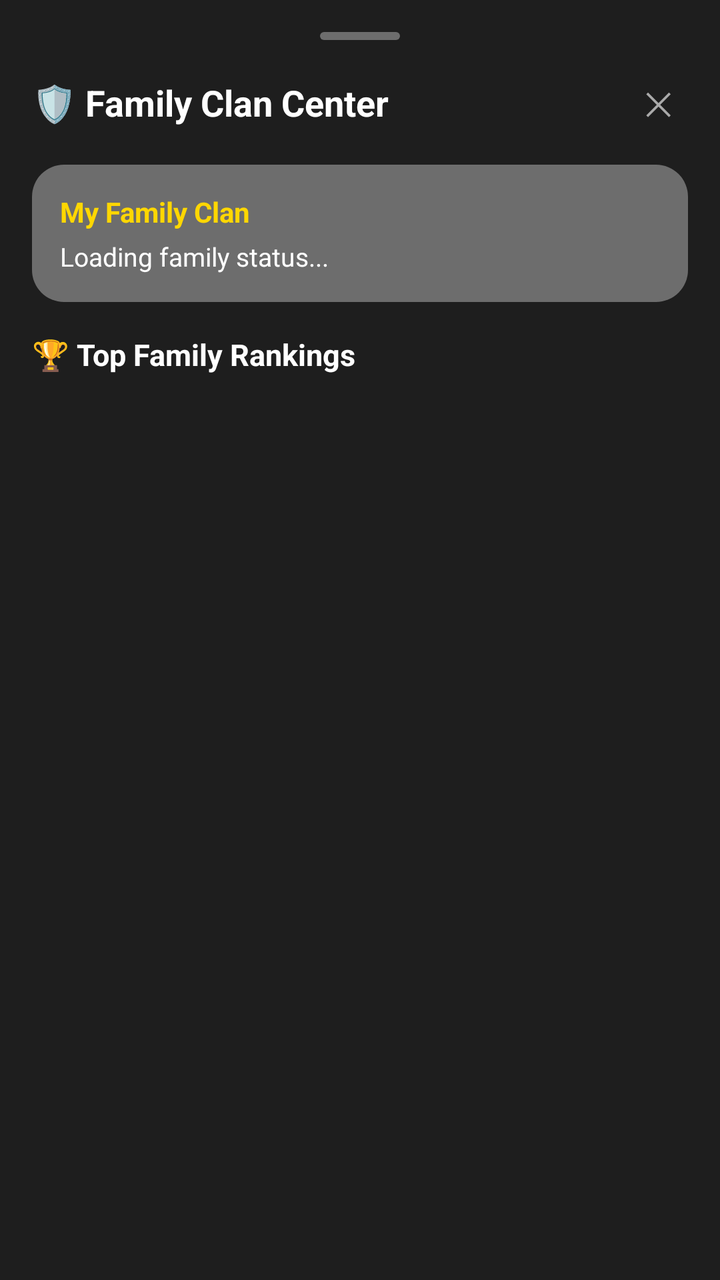
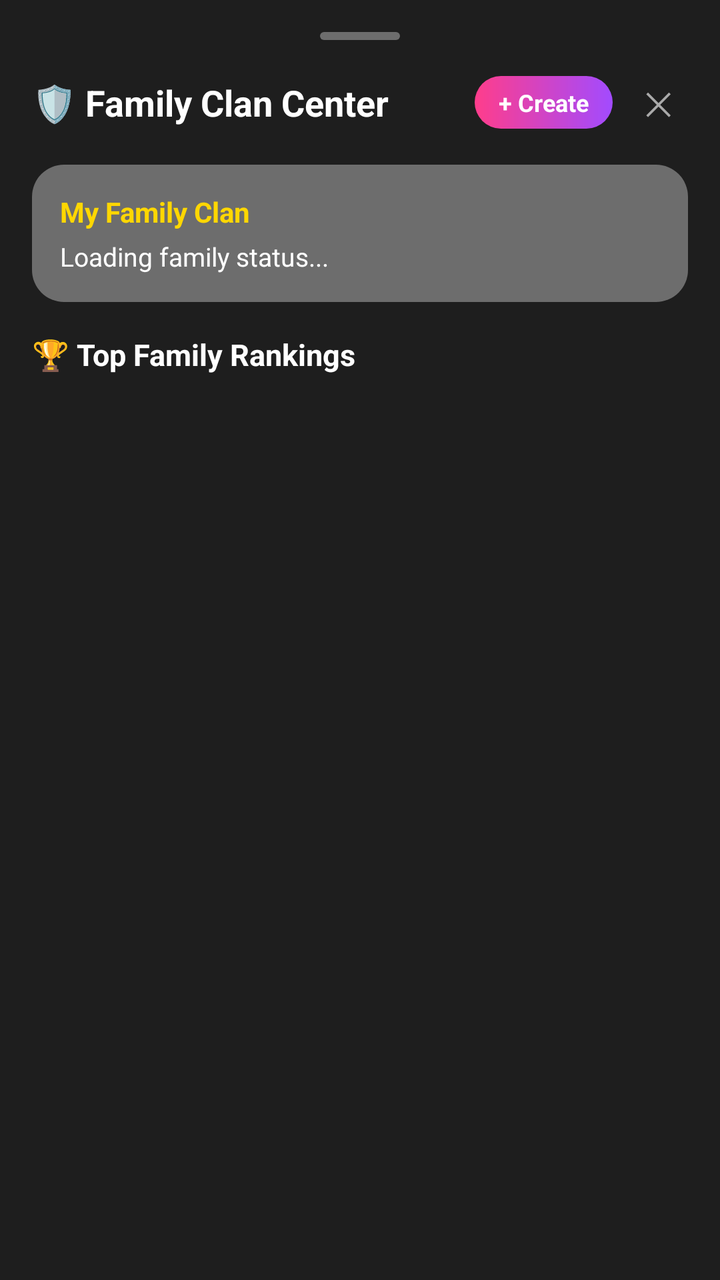

The first picture is an Android layout as it rendered before a commit; the second is the same layout after the commit. The layout source and the unified diff follow.
<!-- AndroidManifest.xml: application theme Theme.UnrealStar -->
<!-- res/layout/sheet_family.xml -->
<?xml version="1.0" encoding="utf-8"?>
<LinearLayout xmlns:android="http://schemas.android.com/apk/res/android"
    xmlns:tools="http://schemas.android.com/tools"
    android:layout_width="match_parent"
    android:layout_height="wrap_content"
    android:background="@color/bg_card"
    android:orientation="vertical"
    android:padding="16dp">

    <View
        android:layout_width="40dp"
        android:layout_height="4dp"
        android:layout_gravity="center_horizontal"
        android:layout_marginBottom="12dp"
        android:background="@drawable/bg_chip_translucent" />

    <LinearLayout
        android:layout_width="match_parent"
        android:layout_height="wrap_content"
        android:gravity="center_vertical"
        android:orientation="horizontal">

        <TextView
            android:layout_width="0dp"
            android:layout_height="wrap_content"
            android:layout_weight="1"
            android:text="🛡️ Family Clan Center"
            android:textColor="@color/text_white"
            android:textSize="18sp"
            android:textStyle="bold"
            tools:ignore="HardcodedText" />

        <TextView
            android:id="@+id/btnClose"
            android:layout_width="wrap_content"
            android:layout_height="wrap_content"
            android:padding="8dp"
            android:text="✕"
            android:textColor="@color/text_muted"
            android:textSize="16sp"
            tools:ignore="HardcodedText" />
    </LinearLayout>

    
    <LinearLayout
        android:id="@+id/cardMyFamily"
        android:layout_width="match_parent"
        android:layout_height="wrap_content"
        android:layout_marginTop="12dp"
        android:background="@drawable/bg_chip_translucent"
        android:orientation="vertical"
        android:padding="14dp">

        <TextView
            android:id="@+id/tvMyFamilyTitle"
            android:layout_width="wrap_content"
            android:layout_height="wrap_content"
            android:text="My Family Clan"
            android:textColor="@color/gold"
            android:textSize="14sp"
            android:textStyle="bold"
            tools:ignore="HardcodedText" />

        <TextView
            android:id="@+id/tvMyFamilyStatus"
            android:layout_width="wrap_content"
            android:layout_height="wrap_content"
            android:layout_marginTop="4dp"
            android:text="Loading family status..."
            android:textColor="@color/text_white"
            android:textSize="13sp"
            tools:ignore="HardcodedText" />
    </LinearLayout>

    <TextView
        android:layout_width="wrap_content"
        android:layout_height="wrap_content"
        android:layout_marginTop="16dp"
        android:layout_marginBottom="8dp"
        android:text="🏆 Top Family Rankings"
        android:textColor="@color/text_white"
        android:textSize="15sp"
        android:textStyle="bold"
        tools:ignore="HardcodedText" />

    <ProgressBar
        android:id="@+id/progressBar"
        android:layout_width="wrap_content"
        android:layout_height="wrap_content"
        android:layout_gravity="center"
        android:layout_marginVertical="20dp" />

    <androidx.recyclerview.widget.RecyclerView
        android:id="@+id/rvFamilies"
        android:layout_width="match_parent"
        android:layout_height="260dp"
        android:visibility="gone" />
</LinearLayout>
<!-- resources referenced by this layout -->
<resources>
  <color name="bg_card">#1E1E1E</color>
  <color name="gold">#FFD700</color>
  <color name="text_muted">#AAAAAA</color>
  <color name="text_white">#FFFFFF</color>
  <!-- drawable bg_chip_translucent (drawable) -->
  <?xml version="1.0" encoding="utf-8"?>
  <shape xmlns:android="http://schemas.android.com/apk/res/android"
      android:shape="rectangle">
      <solid android:color="@color/chip_translucent" />
      <corners android:radius="16dp" />
  </shape>
  <style name="Theme.UnrealStar" parent="Theme.MaterialComponents.DayNight.NoActionBar">
          <item name="colorPrimary">@color/primary</item>
          <item name="colorPrimaryVariant">@color/primary_variant</item>
          <item name="colorSecondary">@color/secondary</item>
          <item name="android:statusBarColor">@color/background_dark</item>
          <item name="android:navigationBarColor">@color/background_dark</item>
      </style>
  <color name="chip_translucent">#59FFFFFF</color>
  <color name="primary">#FF0055</color>
  <color name="primary_variant">#D60047</color>
  <color name="secondary">#FFD700</color>
  <color name="background_dark">#121212</color>
</resources>

<!-- the commit's change to res/layout/sheet_family.xml (unified diff, before → after) -->
@@ -27,6 +27,20 @@
             android:text="🛡️ Family Clan Center"
             android:textColor="@color/text_white"
             android:textSize="18sp"
+            android:textStyle="bold"
+            tools:ignore="HardcodedText" />
+
+        <TextView
+            android:id="@+id/btnCreateClan"
+            android:layout_width="wrap_content"
+            android:layout_height="wrap_content"
+            android:background="@drawable/bg_btn_primary"
+            android:paddingHorizontal="12dp"
+            android:paddingVertical="5dp"
+            android:layout_marginEnd="8dp"
+            android:text="+ Create"
+            android:textColor="@color/text_white"
+            android:textSize="12sp"
             android:textStyle="bold"
             tools:ignore="HardcodedText" />
 
<!-- resource entries referenced after the edit -->
@@ -4,6 +4,16 @@
   <color name="gold">#FFD700</color>
   <color name="text_muted">#AAAAAA</color>
   <color name="text_white">#FFFFFF</color>
+  <!-- drawable bg_btn_primary (drawable) -->
+  <?xml version="1.0" encoding="utf-8"?>
+  <shape xmlns:android="http://schemas.android.com/apk/res/android"
+      android:shape="rectangle">
+      <gradient
+          android:angle="0"
+          android:startColor="#FF3D8B"
+          android:endColor="#A24BFF" />
+      <corners android:radius="16dp" />
+  </shape>
   <!-- drawable bg_chip_translucent (drawable) -->
   <?xml version="1.0" encoding="utf-8"?>
   <shape xmlns:android="http://schemas.android.com/apk/res/android"
